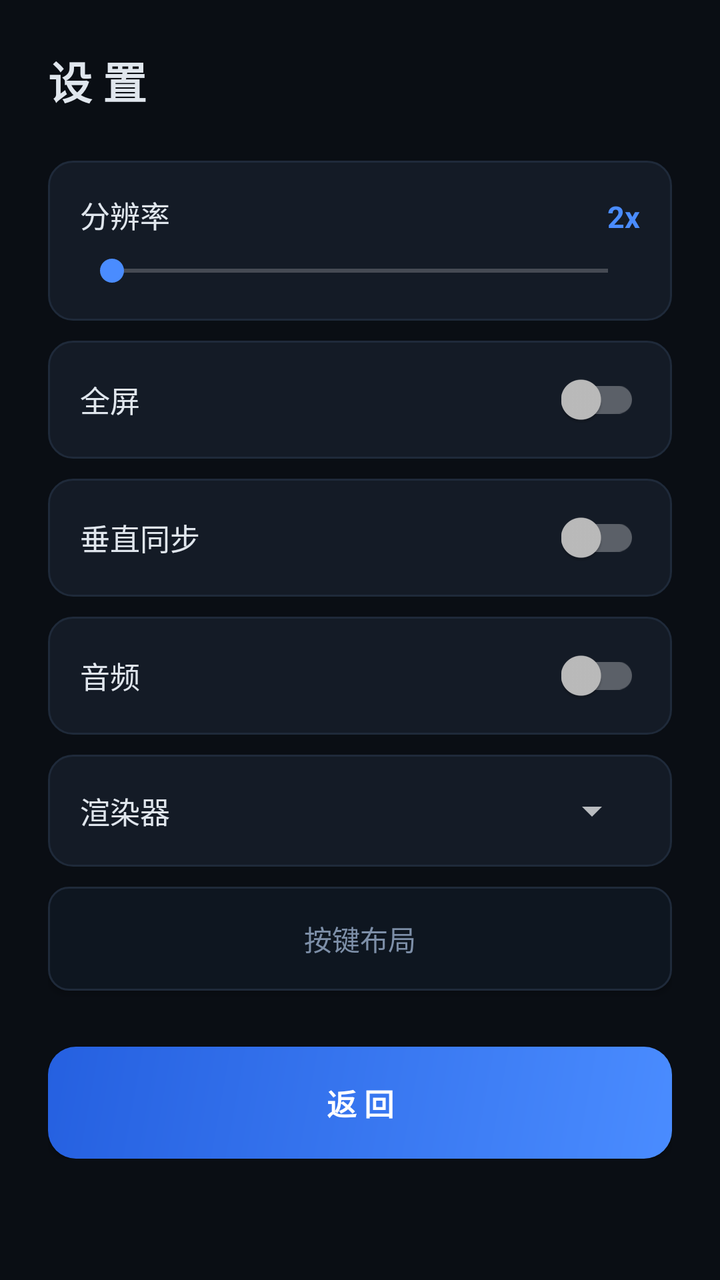
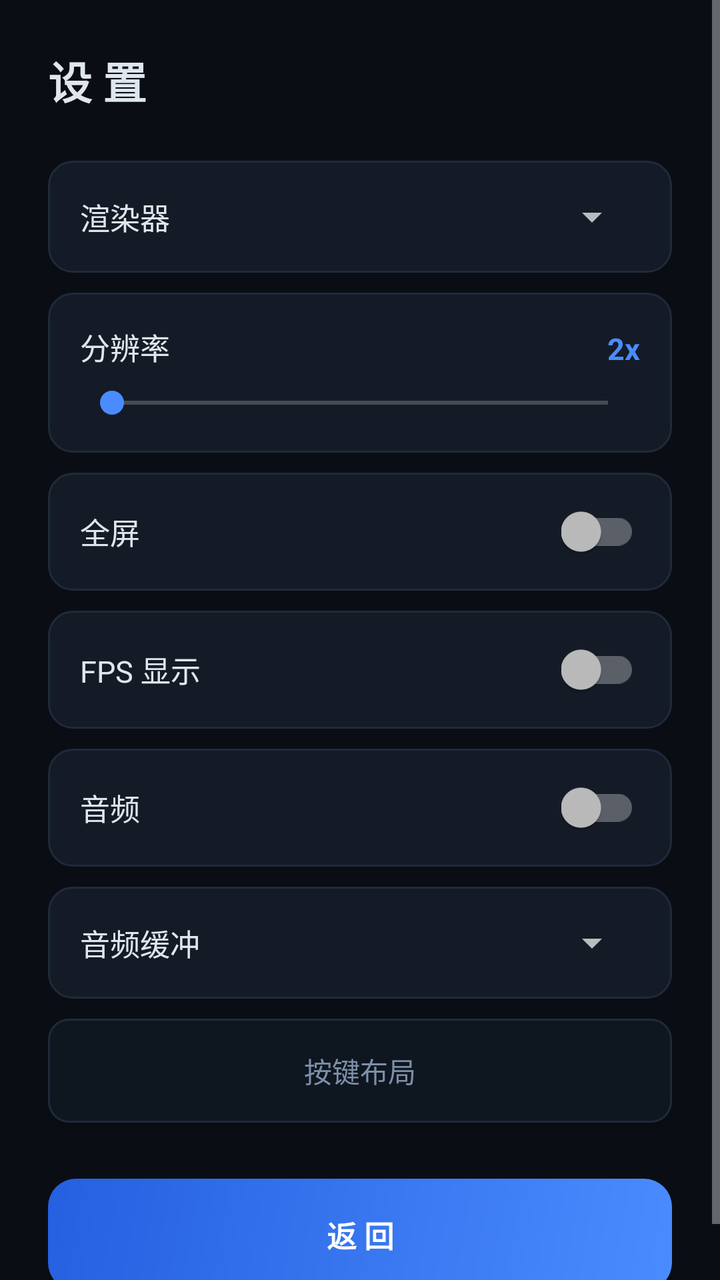

An Android layout rendered at two revisions. The XML below is the earlier revision; the diff shows what the commit changed to produce the second picture.
<!-- AndroidManifest.xml: application theme Theme.UltramanFE0 -->
<!-- res/layout/activity_settings.xml -->
<?xml version="1.0" encoding="utf-8"?>
<ScrollView xmlns:android="http://schemas.android.com/apk/res/android"
    android:layout_width="match_parent" android:layout_height="match_parent"
    android:background="@color/bg">
<LinearLayout
    android:layout_width="match_parent" android:layout_height="wrap_content"
    android:orientation="vertical" android:padding="24dp">
    <TextView android:layout_width="wrap_content" android:layout_height="wrap_content"
        android:text="设 置" android:textColor="#E0E6ED"
        android:textSize="22sp" android:textStyle="bold"/>
    <LinearLayout android:layout_width="match_parent" android:layout_height="wrap_content"
        android:layout_marginTop="24dp" android:background="@drawable/bg_card"
        android:orientation="vertical" android:padding="16dp">
        <LinearLayout android:layout_width="match_parent" android:layout_height="wrap_content"
            android:orientation="horizontal">
            <TextView android:layout_width="0dp" android:layout_height="wrap_content"
                android:layout_weight="1" android:text="分辨率" android:textColor="#E0E6ED" android:textSize="15sp"/>
            <TextView android:id="@+id/tvRes" android:layout_width="wrap_content" android:layout_height="wrap_content"
                android:text="2x" android:textColor="#4A8CFF" android:textSize="15sp" android:textStyle="bold"/>
        </LinearLayout>
        <SeekBar android:id="@+id/sbRes" android:layout_width="match_parent"
            android:layout_height="wrap_content" android:layout_marginTop="8dp"/>
    </LinearLayout>
    <LinearLayout android:layout_width="match_parent" android:layout_height="wrap_content"
        android:layout_marginTop="10dp" android:background="@drawable/bg_card"
        android:gravity="center_vertical" android:orientation="horizontal" android:padding="16dp">
        <TextView android:layout_width="0dp" android:layout_height="wrap_content"
            android:layout_weight="1" android:text="全屏" android:textColor="#E0E6ED" android:textSize="15sp"/>
        <androidx.appcompat.widget.SwitchCompat android:id="@+id/swFullscreen"
            android:layout_width="wrap_content" android:layout_height="wrap_content"/>
    </LinearLayout>
    <LinearLayout android:layout_width="match_parent" android:layout_height="wrap_content"
        android:layout_marginTop="10dp" android:background="@drawable/bg_card"
        android:gravity="center_vertical" android:orientation="horizontal" android:padding="16dp">
        <TextView android:layout_width="0dp" android:layout_height="wrap_content"
            android:layout_weight="1" android:text="垂直同步" android:textColor="#E0E6ED" android:textSize="15sp"/>
        <androidx.appcompat.widget.SwitchCompat android:id="@+id/swVsync"
            android:layout_width="wrap_content" android:layout_height="wrap_content"/>
    </LinearLayout>
    <LinearLayout android:layout_width="match_parent" android:layout_height="wrap_content"
        android:layout_marginTop="10dp" android:background="@drawable/bg_card"
        android:gravity="center_vertical" android:orientation="horizontal" android:padding="16dp">
        <TextView android:layout_width="0dp" android:layout_height="wrap_content"
            android:layout_weight="1" android:text="音频" android:textColor="#E0E6ED" android:textSize="15sp"/>
        <androidx.appcompat.widget.SwitchCompat android:id="@+id/swAudio"
            android:layout_width="wrap_content" android:layout_height="wrap_content"/>
    </LinearLayout>
    
        <LinearLayout
        android:layout_width="match_parent"
        android:layout_height="wrap_content"
        android:layout_marginTop="10dp"
        android:background="@drawable/bg_card"
        android:gravity="center_vertical"
        android:orientation="horizontal"
        android:padding="16dp">
        <TextView
            android:layout_width="0dp"
            android:layout_height="wrap_content"
            android:layout_weight="1"
            android:text="渲染器"
            android:textColor="#E0E6ED"
            android:textSize="15sp"/>
        <Spinner
            android:id="@+id/spBackend"
            android:layout_width="wrap_content"
            android:layout_height="wrap_content"
            android:minWidth="120dp"/>
    </LinearLayout>
<Button android:id="@+id/btnEditButtons"
        android:layout_width="match_parent" android:layout_height="52dp"
        android:layout_marginTop="10dp" android:background="@drawable/bg_btn_secondary"
        android:text="按键布局" android:textColor="#7D8FA8" android:textSize="14sp"/>
    <Button android:id="@+id/btnBack"
        android:layout_width="match_parent" android:layout_height="56dp"
        android:layout_marginTop="28dp" android:background="@drawable/bg_btn_primary"
        android:text="返 回" android:textColor="#FFFFFF"
        android:textSize="15sp" android:textStyle="bold"/>
</LinearLayout>
</ScrollView>
<!-- resources referenced by this layout -->
<resources>
  <color name="bg">#0A0E14</color>
  <!-- drawable bg_btn_primary (drawable) -->
  <?xml version="1.0" encoding="utf-8"?>
  <shape xmlns:android="http://schemas.android.com/apk/res/android">
      <gradient android:angle="135" android:startColor="#4A8CFF" android:endColor="#2560E0"/>
      <corners android:radius="14dp"/>
  </shape>
  <!-- drawable bg_btn_secondary (drawable) -->
  <?xml version="1.0" encoding="utf-8"?>
  <shape xmlns:android="http://schemas.android.com/apk/res/android">
      <solid android:color="#0E1620"/>
      <corners android:radius="10dp"/>
      <stroke android:width="1dp" android:color="#1F2A3A"/>
  </shape>
  <!-- drawable bg_card (drawable) -->
  <?xml version="1.0" encoding="utf-8"?>
  <shape xmlns:android="http://schemas.android.com/apk/res/android">
      <solid android:color="#141B26"/>
      <corners android:radius="12dp"/>
      <stroke android:width="1dp" android:color="#1F2A3A"/>
  </shape>
  <style name="Theme.UltramanFE0" parent="Theme.AppCompat.NoActionBar">
          <item name="colorPrimary">@color/accent</item>
          <item name="colorAccent">@color/accent</item>
          <item name="android:windowBackground">@color/bg</item>
          <item name="android:statusBarColor">@color/bg</item>
          <item name="android:navigationBarColor">@color/bg</item>
      </style>
  <color name="accent">#4A8CFF</color>
</resources>

<!-- the commit's change to res/layout/activity_settings.xml (unified diff, before → after) -->
@@ -8,8 +8,18 @@
     <TextView android:layout_width="wrap_content" android:layout_height="wrap_content"
         android:text="设 置" android:textColor="#E0E6ED"
         android:textSize="22sp" android:textStyle="bold"/>
+
     <LinearLayout android:layout_width="match_parent" android:layout_height="wrap_content"
         android:layout_marginTop="24dp" android:background="@drawable/bg_card"
+        android:gravity="center_vertical" android:orientation="horizontal" android:padding="16dp">
+        <TextView android:layout_width="0dp" android:layout_height="wrap_content"
+            android:layout_weight="1" android:text="渲染器" android:textColor="#E0E6ED" android:textSize="15sp"/>
+        <Spinner android:id="@+id/spBackend" android:layout_width="wrap_content"
+            android:layout_height="wrap_content" android:minWidth="130dp"/>
+    </LinearLayout>
+
+    <LinearLayout android:layout_width="match_parent" android:layout_height="wrap_content"
+        android:layout_marginTop="10dp" android:background="@drawable/bg_card"
         android:orientation="vertical" android:padding="16dp">
         <LinearLayout android:layout_width="match_parent" android:layout_height="wrap_content"
             android:orientation="horizontal">
@@ -21,6 +31,7 @@
         <SeekBar android:id="@+id/sbRes" android:layout_width="match_parent"
             android:layout_height="wrap_content" android:layout_marginTop="8dp"/>
     </LinearLayout>
+
     <LinearLayout android:layout_width="match_parent" android:layout_height="wrap_content"
         android:layout_marginTop="10dp" android:background="@drawable/bg_card"
         android:gravity="center_vertical" android:orientation="horizontal" android:padding="16dp">
@@ -29,14 +40,16 @@
         <androidx.appcompat.widget.SwitchCompat android:id="@+id/swFullscreen"
             android:layout_width="wrap_content" android:layout_height="wrap_content"/>
     </LinearLayout>
+
     <LinearLayout android:layout_width="match_parent" android:layout_height="wrap_content"
         android:layout_marginTop="10dp" android:background="@drawable/bg_card"
         android:gravity="center_vertical" android:orientation="horizontal" android:padding="16dp">
         <TextView android:layout_width="0dp" android:layout_height="wrap_content"
-            android:layout_weight="1" android:text="垂直同步" android:textColor="#E0E6ED" android:textSize="15sp"/>
-        <androidx.appcompat.widget.SwitchCompat android:id="@+id/swVsync"
+            android:layout_weight="1" android:text="FPS 显示" android:textColor="#E0E6ED" android:textSize="15sp"/>
+        <androidx.appcompat.widget.SwitchCompat android:id="@+id/swShowFps"
             android:layout_width="wrap_content" android:layout_height="wrap_content"/>
     </LinearLayout>
+
     <LinearLayout android:layout_width="match_parent" android:layout_height="wrap_content"
         android:layout_marginTop="10dp" android:background="@drawable/bg_card"
         android:gravity="center_vertical" android:orientation="horizontal" android:padding="16dp">
@@ -45,29 +58,17 @@
         <androidx.appcompat.widget.SwitchCompat android:id="@+id/swAudio"
             android:layout_width="wrap_content" android:layout_height="wrap_content"/>
     </LinearLayout>
-    
-        <LinearLayout
-        android:layout_width="match_parent"
-        android:layout_height="wrap_content"
-        android:layout_marginTop="10dp"
-        android:background="@drawable/bg_card"
-        android:gravity="center_vertical"
-        android:orientation="horizontal"
-        android:padding="16dp">
-        <TextView
-            android:layout_width="0dp"
-            android:layout_height="wrap_content"
-            android:layout_weight="1"
-            android:text="渲染器"
-            android:textColor="#E0E6ED"
-            android:textSize="15sp"/>
-        <Spinner
-            android:id="@+id/spBackend"
-            android:layout_width="wrap_content"
-            android:layout_height="wrap_content"
-            android:minWidth="120dp"/>
+
+    <LinearLayout android:layout_width="match_parent" android:layout_height="wrap_content"
+        android:layout_marginTop="10dp" android:background="@drawable/bg_card"
+        android:gravity="center_vertical" android:orientation="horizontal" android:padding="16dp">
+        <TextView android:layout_width="0dp" android:layout_height="wrap_content"
+            android:layout_weight="1" android:text="音频缓冲" android:textColor="#E0E6ED" android:textSize="15sp"/>
+        <Spinner android:id="@+id/spAudioBuffer" android:layout_width="wrap_content"
+            android:layout_height="wrap_content" android:minWidth="130dp"/>
     </LinearLayout>
-<Button android:id="@+id/btnEditButtons"
+
+    <Button android:id="@+id/btnEditButtons"
         android:layout_width="match_parent" android:layout_height="52dp"
         android:layout_marginTop="10dp" android:background="@drawable/bg_btn_secondary"
         android:text="按键布局" android:textColor="#7D8FA8" android:textSize="14sp"/>
